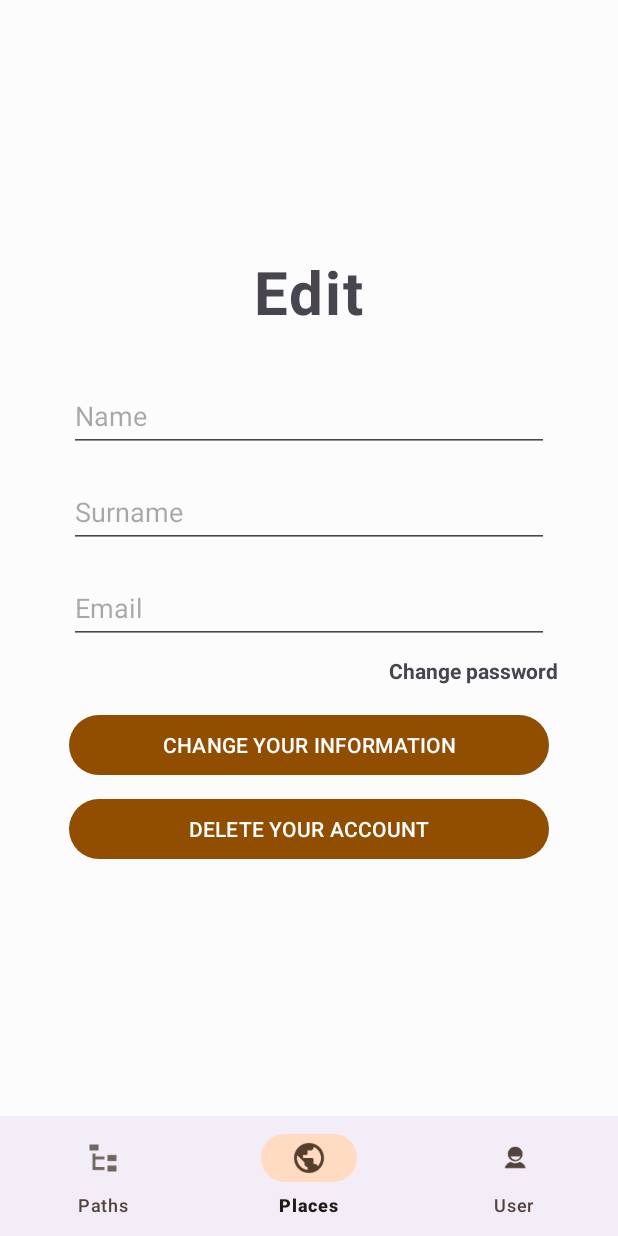
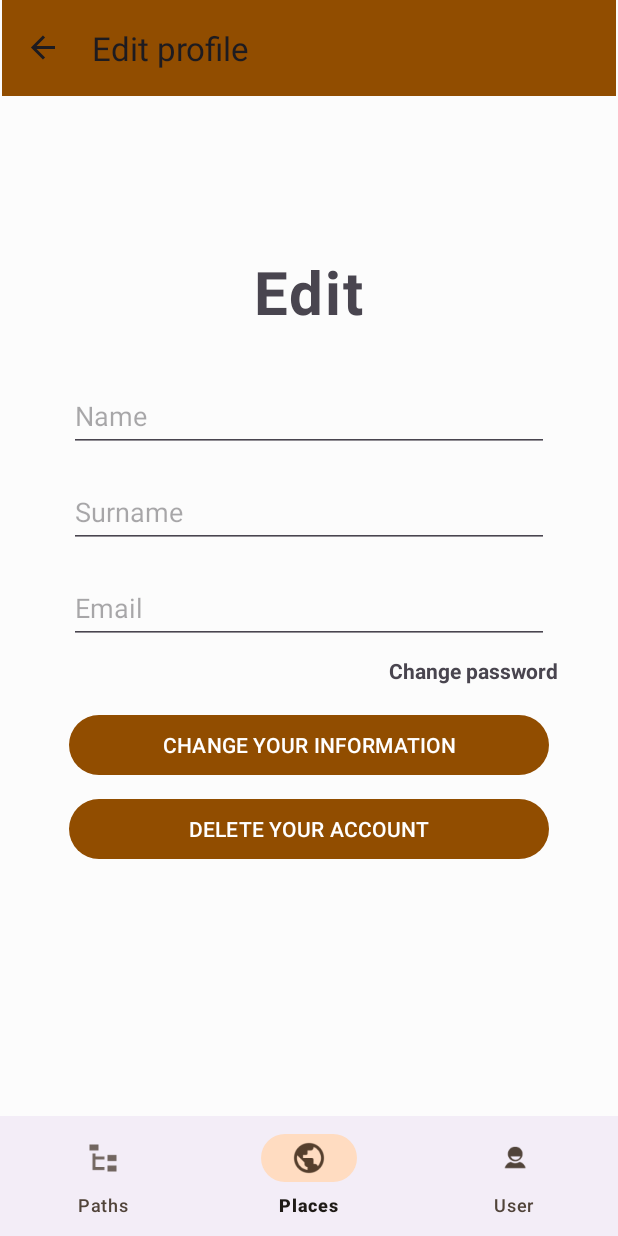
Before and after one commit to ApuliaCreativeHub/E-Culture-Tool, an Android app: the EditProfileFragment screen opened through its navigation route, on a phone screen of 412 x 824 dp. Run offline under Robolectric (Android 15) with nearby library versions, the phone set to English and light mode, and no system bars; our stand-ins replace Volley, navigation-ui; libraries missing offline, so code that uses them is left out: com.mapbox.geojson, com.mapbox.maps; 5 statements that could not run were skipped.

Commit message:
Implemented toolbar in EditProfileFragment

```diff
--- a/app/src/main/java/com/apuliacreativehub/eculturetool/ui/user/EditProfileFragment.java
+++ b/app/src/main/java/com/apuliacreativehub/eculturetool/ui/user/EditProfileFragment.java
@@ -17,10 +17,14 @@ import android.widget.TextView;
 
 import androidx.annotation.NonNull;
 import androidx.annotation.Nullable;
+import androidx.appcompat.app.AppCompatActivity;
+import androidx.appcompat.widget.Toolbar;
 import androidx.fragment.app.Fragment;
 import androidx.lifecycle.Observer;
 import androidx.lifecycle.ViewModelProvider;
+import androidx.navigation.NavController;
 import androidx.navigation.Navigation;
+import androidx.navigation.ui.NavigationUI;
 
 import com.apuliacreativehub.eculturetool.R;
 import com.apuliacreativehub.eculturetool.data.ErrorStrings;
@@ -37,7 +41,7 @@ public class EditProfileFragment extends Fragment {
     private EditText Surname;
     private EditText Email;
     private TextView btnChangePassword;
-    private Context mcontext;
+    private Context context;
     final Observer<RepositoryNotification<User>> updatingObserver = new Observer<RepositoryNotification<User>>() {
         @Override
         public void onChanged(RepositoryNotification<User> notification) {
@@ -46,7 +50,7 @@ public class EditProfileFragment extends Fragment {
                 Log.d("CALLBACK", "I am in thread " + Thread.currentThread().getName());
                 Log.d("CALLBACK", String.valueOf(notification.getData()));
                 if (notification.getErrorMessage()==null || notification.getErrorMessage().isEmpty()) {
-                    SharedPreferences sharedPref = mcontext.getSharedPreferences(getString(R.string.login_shared_preferences), Context.MODE_PRIVATE);
+                    SharedPreferences sharedPref = context.getSharedPreferences(getString(R.string.login_shared_preferences), Context.MODE_PRIVATE);
                     SharedPreferences.Editor editor = sharedPref.edit();
                     editor.remove("name");
                     editor.remove("surname");
@@ -102,7 +106,11 @@ public class EditProfileFragment extends Fragment {
     @Override
     public void onViewCreated(@NonNull View view, @Nullable Bundle savedInstanceState) {
         super.onViewCreated(view, savedInstanceState);
-        mcontext = getActivity();
+        context=requireContext();
+
+        Toolbar toolbar=view.findViewById(R.id.editProfileToolbar);
+        NavController navController=Navigation.findNavController(requireActivity(), R.id.navHostContainer);
+        NavigationUI.setupWithNavController(toolbar, navController);
 
         editProfileViewModel = new ViewModelProvider(this).get(EditProfileViewModel.class);
 
@@ -113,8 +121,7 @@ public class EditProfileFragment extends Fragment {
         EditText Password = view.findViewById(R.id.editNewPassword);
         EditText ConfirmPassword = view.findViewById(R.id.editConfirmPassword);
 
-        if (mcontext != null) {
-            SharedPreferences sharedPref = mcontext.getSharedPreferences(getString(R.string.login_shared_preferences), Context.MODE_PRIVATE);
+        SharedPreferences sharedPref = this.context.getSharedPreferences(getString(R.string.login_shared_preferences), Context.MODE_PRIVATE);
 
         if(editProfileViewModel.getName().equals("")){
             editProfileViewModel.setName(sharedPref.getString("name", null));
@@ -142,7 +149,6 @@ public class EditProfileFragment extends Fragment {
                 Password.setText(editProfileViewModel.getPassword());
             if(!editProfileViewModel.getConfirmPassword().equals(""))
                 ConfirmPassword.setText(editProfileViewModel.getConfirmPassword());
-            }
         }
     }
 
--- a/app/src/main/res/layout/fragment_edit_profile.xml
+++ b/app/src/main/res/layout/fragment_edit_profile.xml
@@ -5,6 +5,17 @@
     xmlns:tools="http://schemas.android.com/tools"
     xmlns:app="http://schemas.android.com/apk/res-auto"
     tools:context=".ui.user.EditProfileFragment">
+
+    <androidx.appcompat.widget.Toolbar
+        android:id="@+id/editProfileToolbar"
+        android:layout_width="409dp"
+        android:layout_height="wrap_content"
+        android:background="?attr/colorPrimary"
+        android:minHeight="?attr/actionBarSize"
+        android:theme="?attr/actionBarTheme"
+        app:layout_constraintEnd_toEndOf="parent"
+        app:layout_constraintStart_toStartOf="parent"
+        app:layout_constraintTop_toTopOf="parent" />
 
     <LinearLayout
         android:id="@+id/lytEdit"
```
Lines whose indentation alone changed are shown as unchanged.
